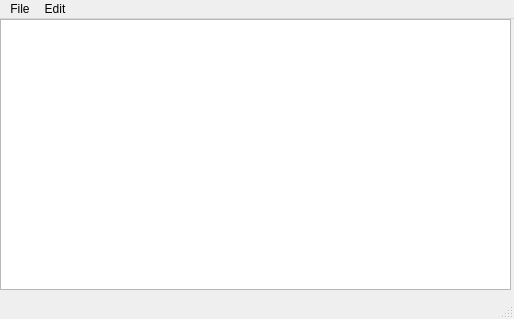
Above: code/ProjEd/ui/LocStringFileEdit.ui from Cvostr/zsgamedit before the change. Below: the same form after it.
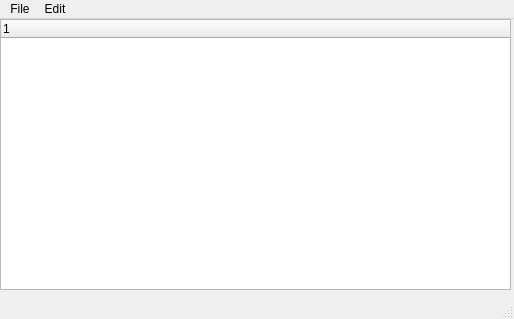
That is the form after the change.

```diff
--- a/code/ProjEd/ui/LocStringFileEdit.ui
+++ b/code/ProjEd/ui/LocStringFileEdit.ui
@@ -14,7 +14,7 @@
    <string>Strings</string>
   </property>
   <widget class="QWidget" name="centralwidget">
-   <widget class="QTreeView" name="treeView">
+   <widget class="QTreeWidget" name="stringsList">
     <property name="geometry">
      <rect>
       <x>0</x>
@@ -23,6 +23,11 @@
       <height>271</height>
      </rect>
     </property>
+    <column>
+     <property name="text">
+      <string notr="true">1</string>
+     </property>
+    </column>
    </widget>
   </widget>
   <widget class="QMenuBar" name="menubar">
```
